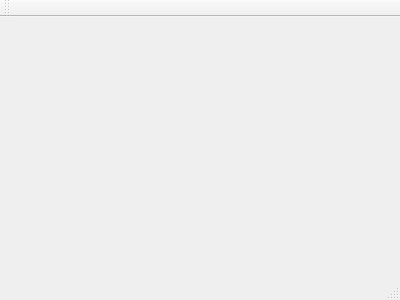
This is mokelasersim.ui in Billlynch/COMP30040 as Qt 5 draws it before an edit. The edited form follows.
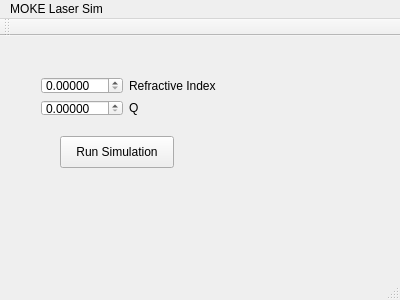
This is the edited form.

Commit message: Add button to run and getting values form the form input

```diff
--- a/mokelasersim.ui
+++ b/mokelasersim.ui
@@ -12,13 +12,88 @@
   <property name="windowTitle" >
    <string>MOKELaserSim</string>
   </property>
-  <widget class="QMenuBar" name="menuBar" />
-  <widget class="QToolBar" name="mainToolBar" />
-  <widget class="QWidget" name="centralWidget" />
-  <widget class="QStatusBar" name="statusBar" />
+  <widget class="QWidget" name="centralWidget">
+   <widget class="QWidget" name="gridLayoutWidget">
+    <property name="geometry">
+     <rect>
+      <x>30</x>
+      <y>30</y>
+      <width>197</width>
+      <height>61</height>
+     </rect>
+    </property>
+    <layout class="QGridLayout" name="gridLayout">
+     <item row="0" column="1">
+      <widget class="QLabel" name="label">
+       <property name="text">
+        <string>Refractive Index</string>
+       </property>
+      </widget>
+     </item>
+     <item row="1" column="0">
+      <widget class="QDoubleSpinBox" name="QValueBox">
+       <property name="decimals">
+        <number>5</number>
+       </property>
+      </widget>
+     </item>
+     <item row="0" column="0">
+      <widget class="QDoubleSpinBox" name="RefractiveIndexBox">
+       <property name="decimals">
+        <number>5</number>
+       </property>
+      </widget>
+     </item>
+     <item row="1" column="1">
+      <widget class="QLabel" name="label_2">
+       <property name="text">
+        <string>Q</string>
+       </property>
+      </widget>
+     </item>
+    </layout>
+   </widget>
+   <widget class="QPushButton" name="RunSimButton">
+    <property name="geometry">
+     <rect>
+      <x>60</x>
+      <y>100</y>
+      <width>114</width>
+      <height>32</height>
+     </rect>
+    </property>
+    <property name="text">
+     <string>Run Simulation</string>
+    </property>
+   </widget>
+  </widget>
+  <widget class="QMenuBar" name="menuBar">
+   <property name="geometry">
+    <rect>
+     <x>0</x>
+     <y>0</y>
+     <width>400</width>
+     <height>22</height>
+    </rect>
+   </property>
+   <widget class="QMenu" name="menuMOKE_Laser_Sim">
+    <property name="title">
+     <string>MOKE Laser Sim</string>
+    </property>
+   </widget>
+   <addaction name="menuMOKE_Laser_Sim"/>
+  </widget>
+  <widget class="QToolBar" name="mainToolBar">
+   <attribute name="toolBarArea">
+    <enum>TopToolBarArea</enum>
+   </attribute>
+   <attribute name="toolBarBreak">
+    <bool>false</bool>
+   </attribute>
+  </widget>
+  <widget class="QStatusBar" name="statusBar"/>
  </widget>
- <layoutDefault spacing="6" margin="11" />
- <pixmapfunction></pixmapfunction>
+ <layoutdefault spacing="6" margin="11"/>
  <resources/>
  <connections/>
 </ui>
```
Left out of the diff: 7 changed lines with no effect on the pictures. The commit also changes 3 other files.
